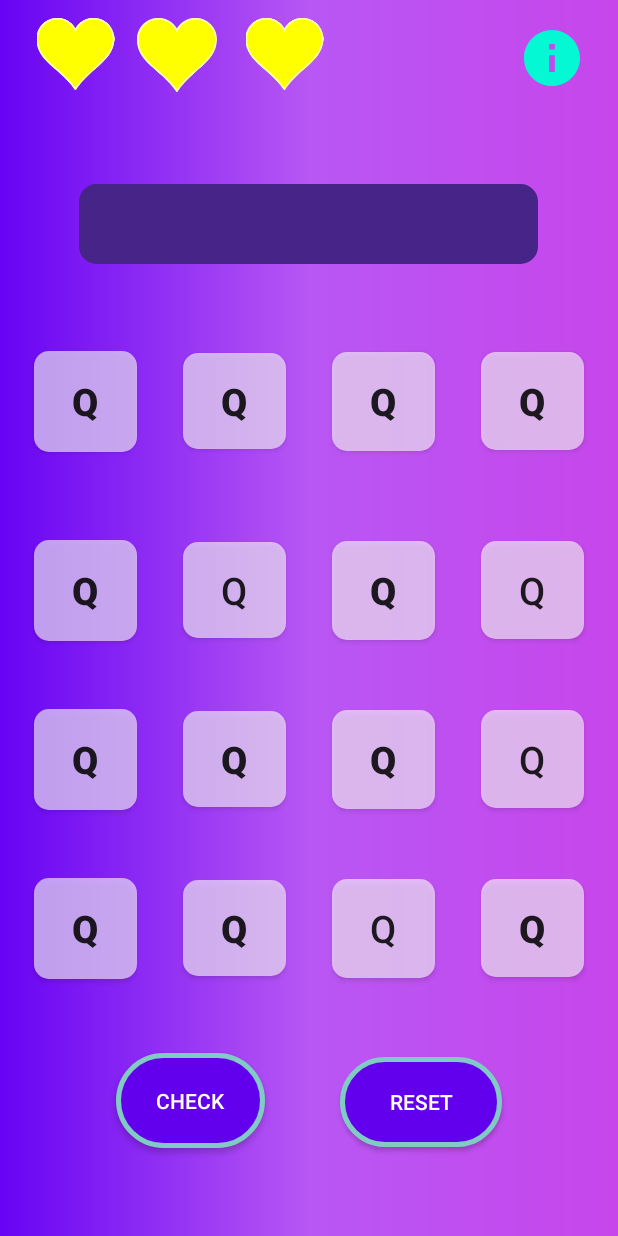
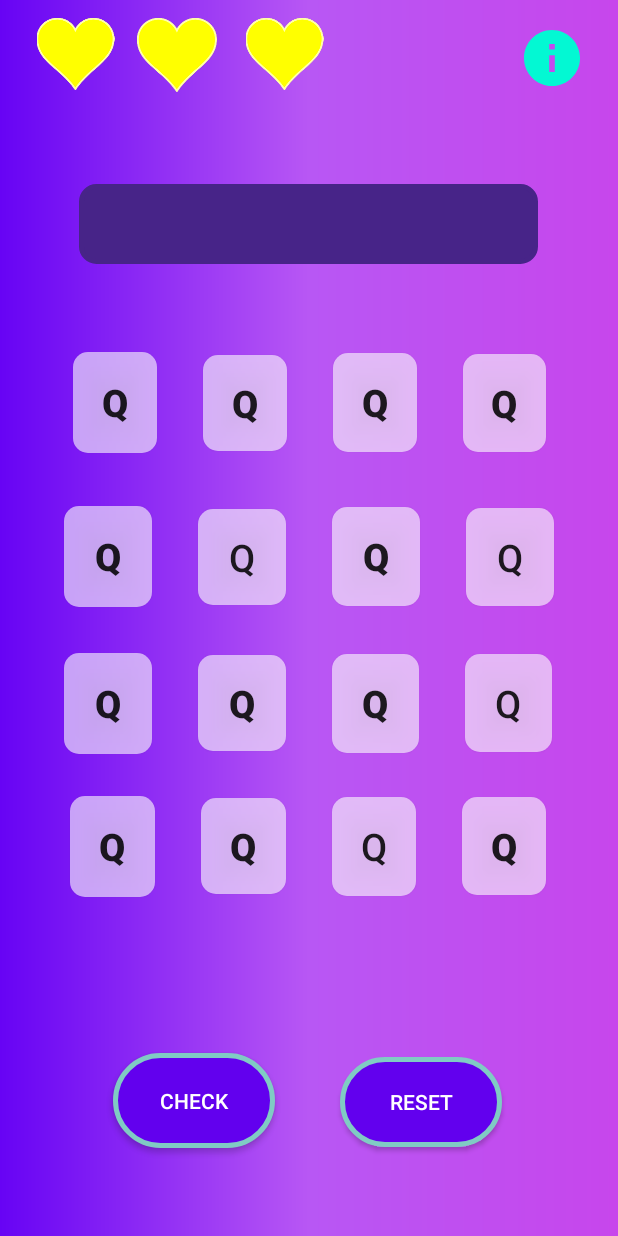
Before and after one commit to Krishx29/Delta-Project-1, an Android app: the normalmode screen opened directly, with no data from a screen before it, on a phone screen of 412 x 824 dp. Run offline under Robolectric (Android 15) with nearby library versions, the phone set to English and light mode, and no system bars; 2 statements that could not run were skipped.

Commit message:
delta project task

```diff
--- a/Deltaproject/app/src/main/java/com/example/deltaproject/normalmode.java
+++ b/Deltaproject/app/src/main/java/com/example/deltaproject/normalmode.java
@@ -12,6 +12,12 @@ import android.widget.ImageView;
 import android.widget.TextView;
 import android.widget.Toast;
 
+import java.io.BufferedReader;
+import java.io.FileInputStream;
+import java.io.FileNotFoundException;
+import java.io.FileOutputStream;
+import java.io.IOException;
+import java.io.InputStreamReader;
 import java.util.ArrayList;
 import java.util.Collections;
 import java.util.Random;
@@ -22,7 +28,7 @@ public class normalmode extends AppCompatActivity {
 
     private int i1,i2,i3,i4,i5,i6,i7,i8,i9,i10,i11,i12,i13,i14,i15,i16;
     private String textWord,textClue;
-    private TextView guessbox;
+    private TextView guessbox,highscore;
     private ArrayList<Character> characters = new ArrayList<>();
     private int index,lives=3;
     private Button reset,check;
@@ -310,6 +316,7 @@ public class normalmode extends AppCompatActivity {
             @Override
             public void onClick(View v) {
                 Intent intent = new Intent(normalmode.this,MainActivity.class);
+                intent.putExtra("BestScore",score);
                 startActivity(intent);
             }
         });
@@ -401,4 +408,5 @@ public class normalmode extends AppCompatActivity {
 
     }
 
-}
+
+    }
--- a/Deltaproject/app/src/main/res/layout/activity_grid.xml
+++ b/Deltaproject/app/src/main/res/layout/activity_grid.xml
@@ -5,17 +5,18 @@
     android:layout_width="match_parent"
     android:layout_height="match_parent"
     android:background="@drawable/background"
-    tools:context=".grid">
+    tools:context=".normalmode">
 
 
  <LinearLayout
-     android:layout_width="397dp"
-     android:layout_height="98dp"
+     android:layout_width="356dp"
+     android:layout_height="91dp"
      app:layout_constraintBottom_toBottomOf="parent"
      app:layout_constraintEnd_toEndOf="parent"
+     app:layout_constraintHorizontal_bias="0.49"
      app:layout_constraintStart_toStartOf="parent"
      app:layout_constraintTop_toTopOf="parent"
-     app:layout_constraintVertical_bias="0.63">
+     app:layout_constraintVertical_bias="0.578">
 
 
   <Button
@@ -27,8 +28,8 @@
       android:layout_weight="1"
       android:background="@drawable/gridbtn"
       android:text="."
-      android:textStyle="bold"
-      android:textSize="25dp"/>
+      android:textSize="25dp"
+      android:textStyle="bold" />
 
   <Button
       android:id="@+id/button10"
@@ -39,8 +40,8 @@
       android:layout_weight="1"
       android:background="@drawable/gridbtn"
       android:text="."
-      android:textStyle="bold"
-      android:textSize="25dp"/>
+      android:textSize="25dp"
+      android:textStyle="bold" />
 
   <Button
       android:id="@+id/button11"
@@ -51,8 +52,8 @@
       android:layout_weight="1"
       android:background="@drawable/gridbtn"
       android:text="."
-      android:textStyle="bold"
-      android:textSize="25dp"/>
+      android:textSize="25dp"
+      android:textStyle="bold" />
 
   <Button
       android:id="@+id/button12"
@@ -63,17 +64,17 @@
       android:layout_weight="1"
       android:background="@drawable/gridbtn"
       android:text="."
-      android:textSize="25dp"/>
+      android:textSize="25dp" />
  </LinearLayout>
 
  <LinearLayout
-     android:layout_width="397dp"
-     android:layout_height="98dp"
+     android:layout_width="357dp"
+     android:layout_height="109dp"
      app:layout_constraintBottom_toBottomOf="parent"
      app:layout_constraintEnd_toEndOf="parent"
      app:layout_constraintStart_toStartOf="parent"
      app:layout_constraintTop_toTopOf="parent"
-     app:layout_constraintVertical_bias="0.475">
+     app:layout_constraintVertical_bias="0.443">
 
 
   <Button
@@ -85,8 +86,8 @@
       android:layout_weight="1"
       android:background="@drawable/gridbtn"
       android:text="."
-      android:textStyle="bold"
-      android:textSize="25dp"/>/>
+      android:textSize="25dp"
+      android:textStyle="bold" />
 
   <Button
       android:id="@+id/button6"
@@ -97,7 +98,7 @@
       android:layout_weight="1"
       android:background="@drawable/gridbtn"
       android:text="."
-      android:textSize="25dp"/>
+      android:textSize="25dp" />
 
   <Button
       android:id="@+id/button7"
@@ -108,8 +109,8 @@
       android:layout_weight="1"
       android:background="@drawable/gridbtn"
       android:text="."
-      android:textStyle="bold"
-      android:textSize="25dp"/>/>
+      android:textSize="25dp"
+      android:textStyle="bold" />
 
   <Button
       android:id="@+id/button8"
@@ -120,13 +121,13 @@
       android:layout_weight="1"
       android:background="@drawable/gridbtn"
       android:text="."
-      android:textSize="25dp"/>
+      android:textSize="25dp" />
  </LinearLayout>
 
  <LinearLayout
      android:id="@+id/linearLayout2"
-     android:layout_width="397dp"
-     android:layout_height="98dp"
+     android:layout_width="346dp"
+     android:layout_height="105dp"
      app:layout_constraintBottom_toBottomOf="parent"
      app:layout_constraintEnd_toEndOf="parent"
      app:layout_constraintStart_toStartOf="parent"
@@ -143,8 +144,8 @@
       android:layout_weight="1"
       android:background="@drawable/gridbtn"
       android:text="."
-      android:textStyle="bold"
-      android:textSize="25dp"/>
+      android:textSize="25dp"
+      android:textStyle="bold" />
 
   <Button
       android:id="@+id/button2"
@@ -155,8 +156,8 @@
       android:layout_weight="1"
       android:background="@drawable/gridbtn"
       android:text="."
-      android:textStyle="bold"
-      android:textSize="25dp"/>
+      android:textSize="25dp"
+      android:textStyle="bold" />
 
   <Button
       android:id="@+id/button3"
@@ -167,9 +168,9 @@
       android:layout_weight="1"
       android:background="@drawable/gridbtn"
       android:text="."
-      android:textStyle="bold"
-      android:textSize="25dp"/>
-      />
+      android:textSize="25dp"
+      android:textStyle="bold" />
+  />
 
   <Button
       android:id="@+id/button4"
@@ -182,18 +183,19 @@
       android:text="."
       android:textSize="25dp"
 
-      android:textStyle="bold"/>
+      android:textStyle="bold" />
  </LinearLayout>
 
  <LinearLayout
      android:id="@+id/linearLayout"
-     android:layout_width="397dp"
-     android:layout_height="98dp"
+     android:layout_width="348dp"
+     android:layout_height="102dp"
      app:layout_constraintBottom_toBottomOf="parent"
      app:layout_constraintEnd_toEndOf="parent"
+     app:layout_constraintHorizontal_bias="0.492"
      app:layout_constraintStart_toStartOf="parent"
      app:layout_constraintTop_toTopOf="parent"
-     app:layout_constraintVertical_bias="0.785">
+     app:layout_constraintVertical_bias="0.711">
 
 
   <Button
@@ -205,8 +207,8 @@
       android:layout_weight="1"
       android:background="@drawable/gridbtn"
       android:text="."
-      android:textStyle="bold"
-      android:textSize="25dp"/>
+      android:textSize="25dp"
+      android:textStyle="bold" />
 
   <Button
       android:id="@+id/button14"
@@ -217,8 +219,8 @@
       android:layout_weight="1"
       android:background="@drawable/gridbtn"
       android:text="."
-      android:textStyle="bold"
-      android:textSize="25dp"/>
+      android:textSize="25dp"
+      android:textStyle="bold" />
 
   <Button
       android:id="@+id/button15"
@@ -229,7 +231,7 @@
       android:layout_weight="1"
       android:background="@drawable/gridbtn"
       android:text="."
-      android:textSize="25dp"/>
+      android:textSize="25dp" />
 
   <Button
       android:id="@+id/button16"
@@ -240,8 +242,8 @@
       android:layout_weight="1"
       android:background="@drawable/gridbtn"
       android:text="."
-      android:textStyle="bold"
-      android:textSize="25dp"/>
+      android:textSize="25dp"
+      android:textStyle="bold" />
  </LinearLayout>
 
  <TextView
@@ -252,7 +254,7 @@
      android:backgroundTint="#472488"
      android:gravity="center"
      android:text="                .                 "
-     android:textColor="@color/black"
+     android:textColor="@color/white"
      android:textSize="30dp"
      app:layout_constraintBottom_toBottomOf="parent"
      app:layout_constraintEnd_toEndOf="parent"
@@ -263,7 +265,7 @@
 
  <Button
      android:id="@+id/check"
-     android:layout_width="99dp"
+     android:layout_width="108dp"
      android:layout_height="63dp"
      android:background="@drawable/grid1"
      android:text="Check"
```
Also changed, not shown: Deltaproject/app/src/main/java/com/example/deltaproject/MainActivity.java (+89 -1 lines), Deltaproject/app/src/main/res/layout/activity_main.xml (+17 -5 lines).
